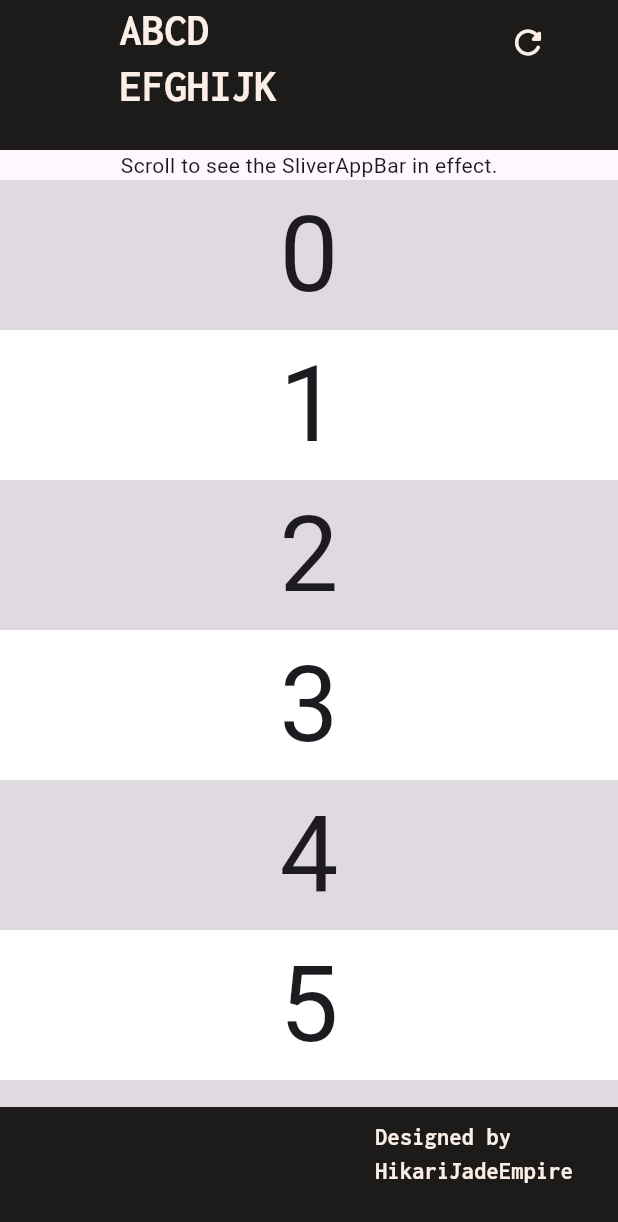
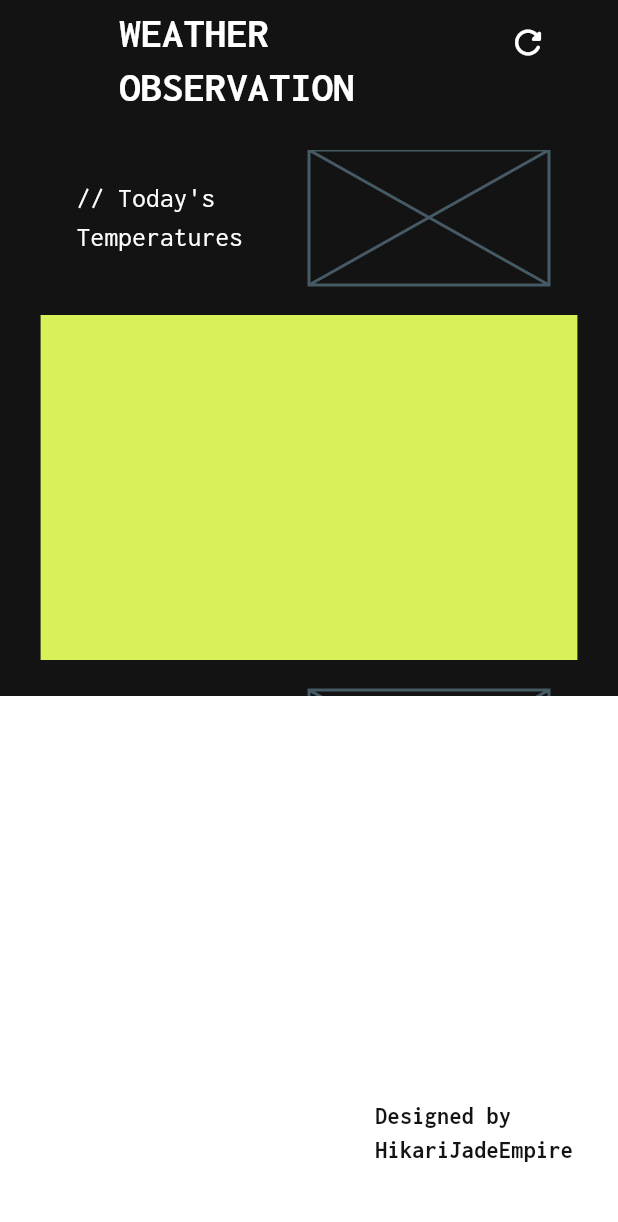
Before and after one commit to HikariJadeEmpire/weather_app, a Flutter app: the screen it shows after launch, on a phone screen of 412 x 824 dp. Shown: the top 1222 px of the screen. Run offline on Flutter 3.47's test engine with Material 3 defaults, Android fonts, the phone set to English and light mode, and no system bars; drawn by our look-alikes of carousel_slider; our stand-ins replace google_fonts.

Commit message:
more design
just design nothing is added

```diff
--- a/lib/MyPage.dart
+++ b/lib/MyPage.dart
@@ -1,3 +1,4 @@
+import 'package:carousel_slider/carousel_slider.dart';
 import 'package:google_fonts/google_fonts.dart';
 import 'package:flutter/material.dart';
 
@@ -11,9 +12,14 @@ class MyWeatherApp extends StatefulWidget {
 }
 
 class _MyWeatherApp extends State<MyWeatherApp> {
-  final primaryColr = Color.fromRGBO(251, 238, 230, 1);
-  final secondColr = Color.fromRGBO(29, 27, 26, 1);
-  final secondHlColr = Color.fromRGBO(62, 60, 58, 0.5);
+  final primaryColr = Color.fromRGBO(255, 255, 255, 1);
+  final secondColr = Color.fromRGBO(19, 19, 20, 1);
+  final secondHlColr = Color.fromRGBO(121, 121, 121, 0.5);
+
+  final limeColr = Color.fromRGBO(218, 240, 89, 1);
+  final blueColr = Color.fromRGBO(47, 49, 245, 1);
+  final lightBlueColr = Color.fromRGBO(0, 166, 192, 1);
+  final platinumColr = Color.fromRGBO(235, 235, 233, 1);
 
   final bool _pinned = false;
   final bool _snap = false;
@@ -21,7 +27,11 @@ class _MyWeatherApp extends State<MyWeatherApp> {
 
   @override
   Widget build(BuildContext context) {
+
     return Scaffold(
+
+      backgroundColor: secondColr,
+
       // appBar: AppBar(
       //   toolbarHeight: 100,
       //   centerTitle: false,
@@ -103,10 +113,10 @@ class _MyWeatherApp extends State<MyWeatherApp> {
                   width: 140,
 
                   child: Text(
-                    'ABCD\nEFGHIJK',
+                    'WEATHER\nOBSERVATION',
                     textAlign: TextAlign.justify,
                     style: GoogleFonts.inconsolata(
-                      fontSize: 20,
+                      fontSize: 19,
                       color: primaryColr,
                       fontWeight: FontWeight.bold,
                       ),
@@ -118,30 +128,164 @@ class _MyWeatherApp extends State<MyWeatherApp> {
             ),
           ),
 
+          ////////////////////////////
+          ////// START Widgets HERE !!
+          ////////////////////////////
+
           SliverToBoxAdapter(
-            child: SizedBox(
-              height: 20,
-              child: Center(child: Text('Scroll to see the SliverAppBar in effect.')),
+              child: Column(
+                children: [
+
+                  Container(
+                    color: secondColr,
+                    child: Row(
+                      mainAxisAlignment: MainAxisAlignment.center,
+                      spacing: 20,
+
+                      children: [
+
+                        Container(
+                          // color: secondColr,
+                          padding: EdgeInsets.all(5.0),
+                          width: 140,
+
+                          child: Text(
+                            '// Today\'s\nTemperatures',
+                            textAlign: TextAlign.justify,
+                            style: GoogleFonts.inconsolata(
+                              fontSize: 18,
+                              color: primaryColr,
+                              fontWeight: FontWeight.normal,
+                              ),
                             ),
                           ),
 
-          SliverList(
-            delegate: SliverChildBuilderDelegate((BuildContext context, int index) {
-              return Container(
-                color: index.isOdd ? Colors.white : Colors.black12,
-                height: 100.0,
-                child: Center(child: Text('$index', textScaler: const TextScaler.linear(5))),
-              );
-            }, childCount: 20),
+                        SizedBox(
+                          height: 90,
+                          width: 160,
+                          child: Placeholder(),
                         ),
+
+                      ],
+
+                    ),
+                  ),
+
+                  Container(
+                    height: 260,
+                    margin: EdgeInsets.all(5),
+
+                    child: CarouselSlider(
+                        items: [
+
+                          Container(
+                            margin: EdgeInsets.all(10),
+                            color: limeColr,
+                          ),
+
+                          Container(
+                            margin: EdgeInsets.all(10),
+                            color: blueColr,
+                          ),
+
+                          Container(
+                            margin: EdgeInsets.all(10),
+                            color: lightBlueColr,
+                          ),
+
+                        ],
+
+                      //Slider Container properties
+                      options: CarouselOptions(
+                        height: 250.0,
+
+                        enlargeCenterPage: true,
+                        enlargeFactor: 0.1,
+                        viewportFraction: 0.94,
+                        // aspectRatio: 3.5 / 2,
+
+                        autoPlay: true,
+                        autoPlayCurve: Curves.easeInOut,
+                        autoPlayInterval: Duration(seconds: 4),
+
+                        enableInfiniteScroll: true,
+                        autoPlayAnimationDuration: Duration(milliseconds: 900),
+
+                      ),
+                    ),
+                  ),
+
+                Container(
+                    color: secondColr,
+                    margin: EdgeInsets.only(bottom: 10),
+                    child: Row(
+                      mainAxisAlignment: MainAxisAlignment.center,
+                      spacing: 20,
+
+                      children: [
+
+                        Container(
+                          // color: secondColr,
+                          padding: EdgeInsets.all(5.0),
+                          width: 140,
+
+                          child: Text(
+                            '// Additional\nInformations',
+                            textAlign: TextAlign.justify,
+                            style: GoogleFonts.inconsolata(
+                              fontSize: 18,
+                              color: primaryColr,
+                              fontWeight: FontWeight.normal,
+                              ),
+                            ),
+                          ),
+
+                        SizedBox(
+                          height: 90,
+                          width: 160,
+                          child: Placeholder(),
+                        ),
+
+                      ],
+
+                    ),
+                  ),
+
+                 // To Place
+
+                ],
+              )
+            )
+
+          // The code below is just an examples
+          // SliverList(
+          //   delegate: SliverChildBuilderDelegate((BuildContext context, int index) {
+          //     return Container(
+          //       color: index.isOdd ? Colors.white : Colors.black12,
+          //       height: 100.0,
+          //       child: Center(child: Text('$index', textScaler: const TextScaler.linear(5))),
+          //     );
+          //   }, childCount: 20),
+          // ),
 
         ]
       ),
 
     bottomNavigationBar: Container(
-      color: secondColr,
-      height: 86,
-      child: Row(
+      color: primaryColr,
+      height: 360,
+      child: Column(
+        children: [
+
+          Container(
+            height: 260,
+            // width: 370,
+
+            color: primaryColr,
+            // child: Placeholder(),
+            ),
+
+          Row(
             mainAxisAlignment: MainAxisAlignment.end,
             crossAxisAlignment: CrossAxisAlignment.start,
             spacing: 6,
@@ -159,11 +303,13 @@ class _MyWeatherApp extends State<MyWeatherApp> {
                   textAlign: TextAlign.justify,
                   style: GoogleFonts.inconsolata(
                     fontSize: 16,
-                color: primaryColr,
+                    color: secondColr,
                     fontWeight: FontWeight.bold,
                     ),
                   ),
 
+              ),
+            ],
           ),
         ],
       ),
--- a/pubspec.yaml
+++ b/pubspec.yaml
@@ -35,6 +35,7 @@ dependencies:
   # Use with the CupertinoIcons class for iOS style icons.
   cupertino_icons: ^1.0.8
   google_fonts: ^6.2.1
+  carousel_slider: ^5.0.0
 
 dev_dependencies:
   flutter_test:
```
Lines whose indentation alone changed are shown as unchanged.
